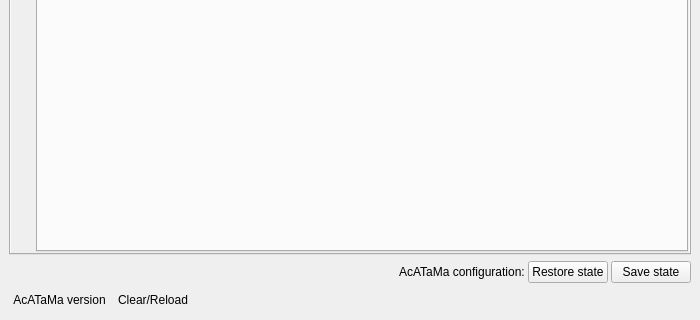
The window that ui/acatama_dockwidget.ui (SMByC/AcATaMa) describes before a commit, drawn with Qt 5; both pictures show x 0 to 700 and y 942 to 1262 of the 700 by 1262 pixel window.
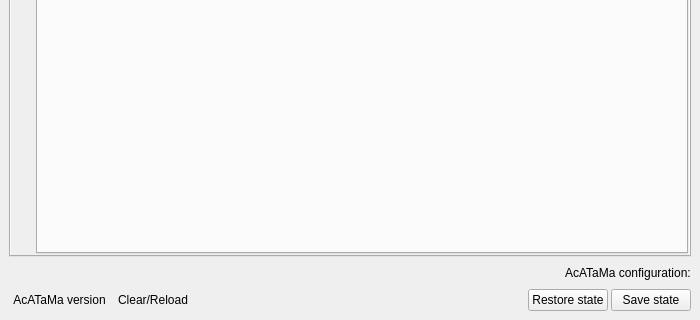
The same window after the commit. Icons and pictures are not drawn. Custom widgets are drawn as their Qt base class.

Patch:
```diff
--- a/ui/acatama_dockwidget.ui
+++ b/ui/acatama_dockwidget.ui
@@ -1544,34 +1544,6 @@
             </property>
            </widget>
           </item>
-          <item>
-           <widget class="QPushButton" name="QPBtn_RestoreAcatamaState">
-            <property name="toolTip">
-             <string>&lt;html&gt;&lt;head/&gt;&lt;body&gt;&lt;p&gt;Restore to a previous saved of AcATaMa configuration and state. It is recommended to &lt;span style=&quot; font-style:italic;&quot;&gt;Clear/Reload&lt;/span&gt; before it.&lt;/p&gt;&lt;/body&gt;&lt;/html&gt;</string>
-            </property>
-            <property name="text">
-             <string>Restore state</string>
-            </property>
-            <property name="icon">
-             <iconset>
-              <normaloff>:/plugins/AcATaMa/icons/open.svg</normaloff>:/plugins/AcATaMa/icons/open.svg</iconset>
-            </property>
-           </widget>
-          </item>
-          <item>
-           <widget class="QPushButton" name="QPBtn_SaveAcatamaState">
-            <property name="toolTip">
-             <string>&lt;html&gt;&lt;head/&gt;&lt;body&gt;&lt;p&gt;Save all configuration and state of AcATaMa, such as: sampling design, response design state, labels state, buttons, config dialogs, config of the response design views, navigation, analysis settings, among others.&lt;/p&gt;&lt;/body&gt;&lt;/html&gt;</string>
-            </property>
-            <property name="text">
-             <string>Save state</string>
-            </property>
-            <property name="icon">
-             <iconset>
-              <normaloff>:/plugins/AcATaMa/icons/save.svg</normaloff>:/plugins/AcATaMa/icons/save.svg</iconset>
-            </property>
-           </widget>
-          </item>
          </layout>
         </widget>
        </item>
@@ -1649,6 +1621,34 @@
          </property>
         </spacer>
        </item>
+       <item>
+        <widget class="QPushButton" name="QPBtn_RestoreAcatamaState">
+         <property name="toolTip">
+          <string>&lt;html&gt;&lt;head/&gt;&lt;body&gt;&lt;p&gt;Restore to a previous saved of AcATaMa configuration and state. It is recommended to &lt;span style=&quot; font-style:italic;&quot;&gt;Clear/Reload&lt;/span&gt; before it.&lt;/p&gt;&lt;/body&gt;&lt;/html&gt;</string>
+         </property>
+         <property name="text">
+          <string>Restore state</string>
+         </property>
+         <property name="icon">
+          <iconset>
+           <normaloff>:/plugins/AcATaMa/icons/open.svg</normaloff>:/plugins/AcATaMa/icons/open.svg</iconset>
+         </property>
+        </widget>
+       </item>
+       <item>
+        <widget class="QPushButton" name="QPBtn_SaveAcatamaState">
+         <property name="toolTip">
+          <string>&lt;html&gt;&lt;head/&gt;&lt;body&gt;&lt;p&gt;Save all configuration and state of AcATaMa, such as: sampling design, response design state, labels state, buttons, config dialogs, config of the response design views, navigation, analysis settings, among others.&lt;/p&gt;&lt;/body&gt;&lt;/html&gt;</string>
+         </property>
+         <property name="text">
+          <string>Save state</string>
+         </property>
+         <property name="icon">
+          <iconset>
+           <normaloff>:/plugins/AcATaMa/icons/save.svg</normaloff>:/plugins/AcATaMa/icons/save.svg</iconset>
+         </property>
+        </widget>
+       </item>
       </layout>
      </widget>
     </item>
```
